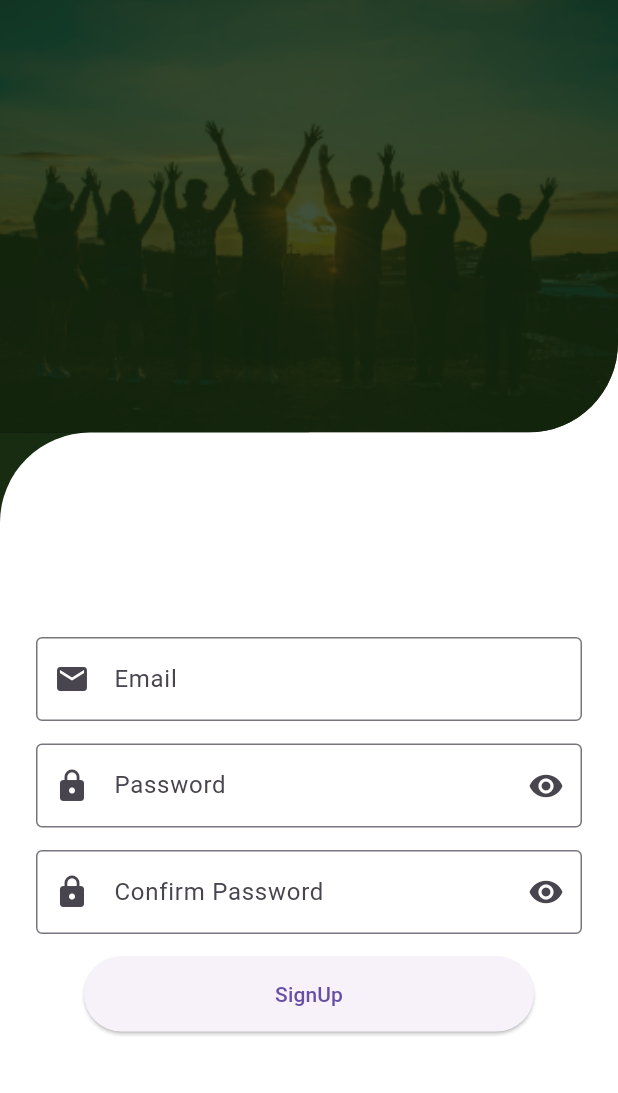
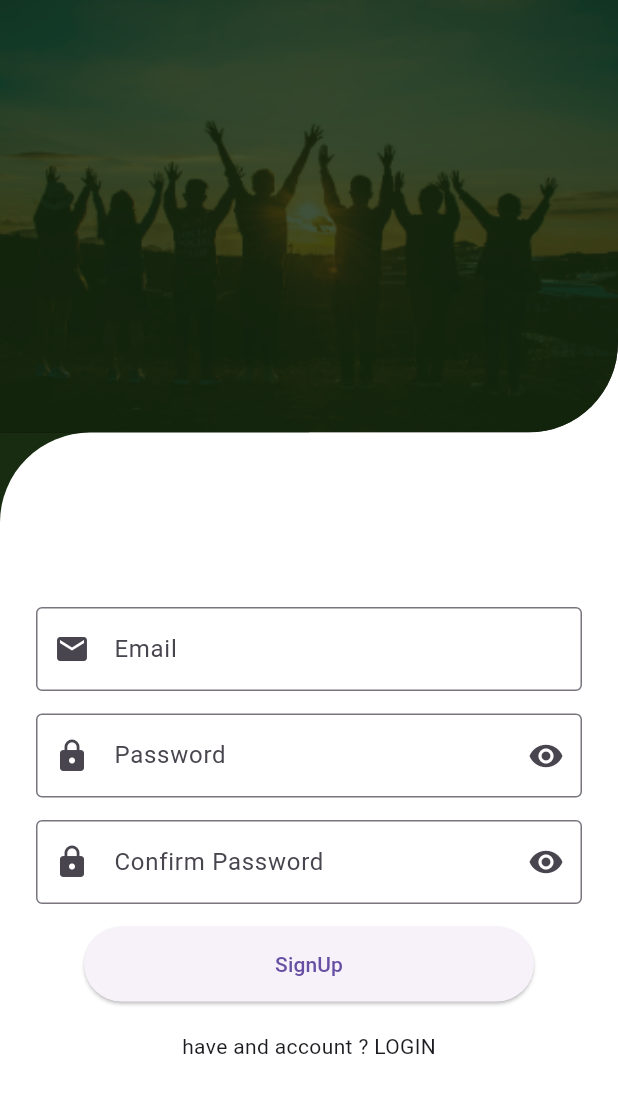
Before and after one commit to omar-albarakeh/chatapp-v2, a Flutter app: the screen it shows after launch, on a phone screen of 412 x 824 dp. Shown: the top 1093 px of the screen. Run offline on Flutter 3.47's test engine with Material 3 defaults, Android fonts, the phone set to English and light mode, and no system bars.

Commit message:
signup page updated

```diff
--- a/lib/Auth/Signup.dart
+++ b/lib/Auth/Signup.dart
@@ -146,8 +146,11 @@ class _SignupPageState extends State<SignupPage> {
                           width: 300,
                           height: 50,
                           child: ElevatedButton(
-                              onPressed: () {}, child: Text("SignUp")),
+                              onPressed: () {},
+                              child: Text("SignUp")),
                         ),
+                        SizedBox(height: 20,),
+                        Text("have and account ? LOGIN"),
                       ],
                     ),
                   ),
```
